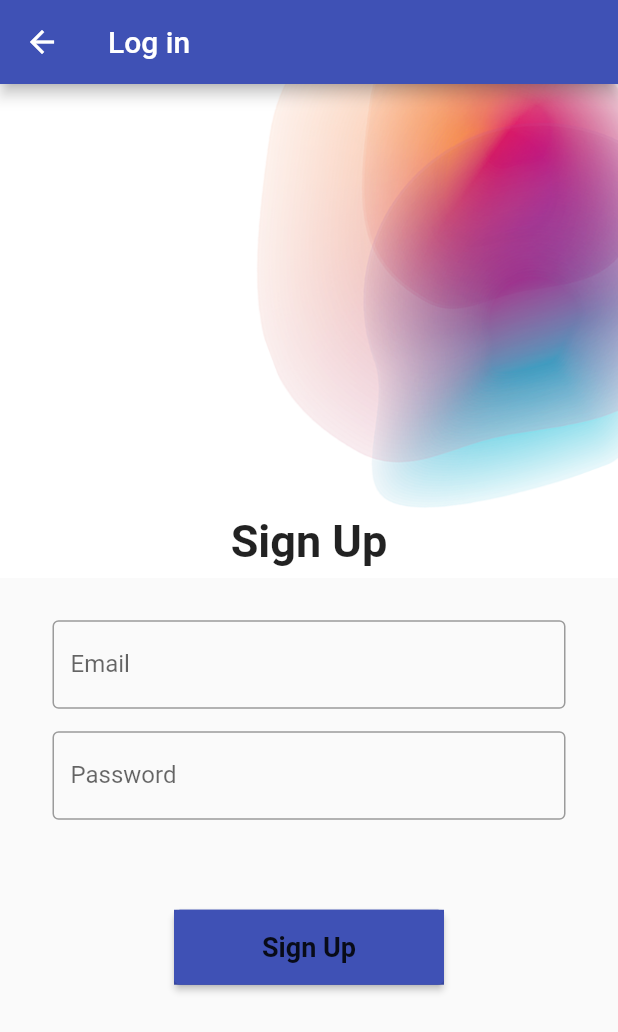
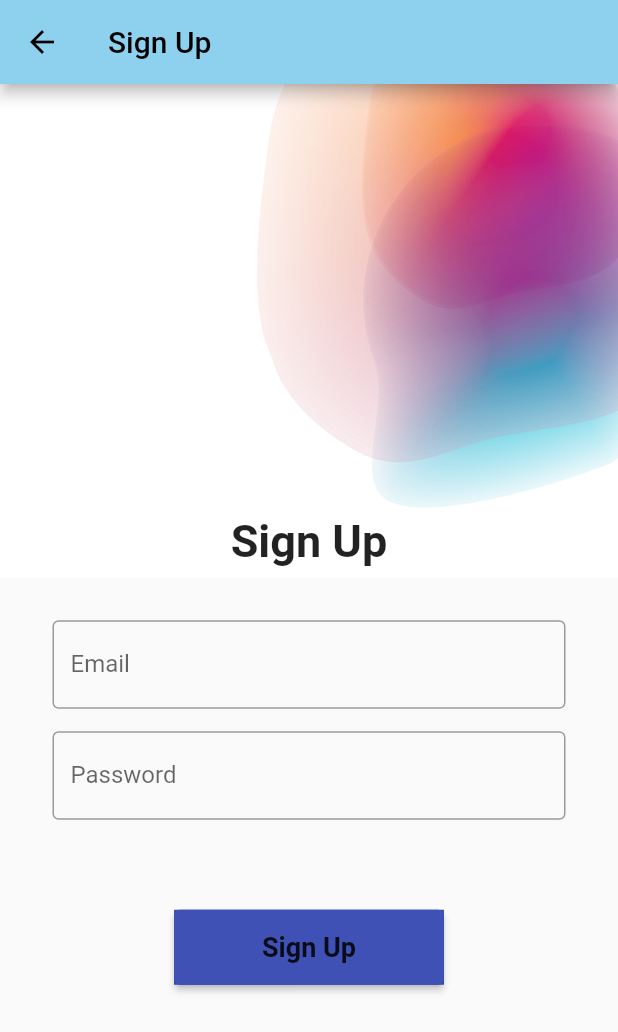
Before and after one commit to amirchaudhry/Flutter_App, a Flutter app: the screen it shows after launch, after a tap on "Sign Up", on a phone screen of 412 x 824 dp. Shown: the top 1032 px of the screen. Run offline on Flutter 3.47's test engine with Material 2 defaults, Android fonts, the phone set to English and light mode, and no system bars; our stand-ins replace datetime_picker_formfield, firebase_auth, firebase_core, firebase_database, flutter_local_notifications, timezone; accounts and stored records are empty.

Commit message:
Changed app bar

```diff
--- a/lib/SplashScreen.dart
+++ b/lib/SplashScreen.dart
@@ -40,7 +40,8 @@ class _SplashScreenState extends State<SplashScreen> {
         children: <Widget>[
           Container(
             decoration: BoxDecoration(
-              color: Color(0xFFFAEDE6),
+              color: Colors.white,
+              //color: Color(0xFFFAEDE6),
             ),
           ),
           Column(
--- a/lib/Views/Login/SignUp.dart
+++ b/lib/Views/Login/SignUp.dart
@@ -25,7 +25,14 @@ class _SignUpState extends State<SignUp> {
   Widget build(BuildContext context) {
     return Scaffold(
         appBar: AppBar(
-          title: Text('Log in'),
+          iconTheme: IconThemeData(
+            color: Colors.black, //change your color here
+          ),
+          title: Text('Sign Up',
+            style: TextStyle(
+              color: Colors.black,
+            ),),
+          backgroundColor: Color(0xFF8DD1EF),
         ),
         body: Stack(
           children: [
```
Also changed, not shown: lib/SettingsPage.dart (+9 -2 lines), lib/Views/Login/ForgotPasswordPage.dart (+8 -1 lines), lib/Views/Reminder/AddService.dart (+8 -1 lines), lib/Views/Reminder/EditService.dart (+8 -1 lines).
